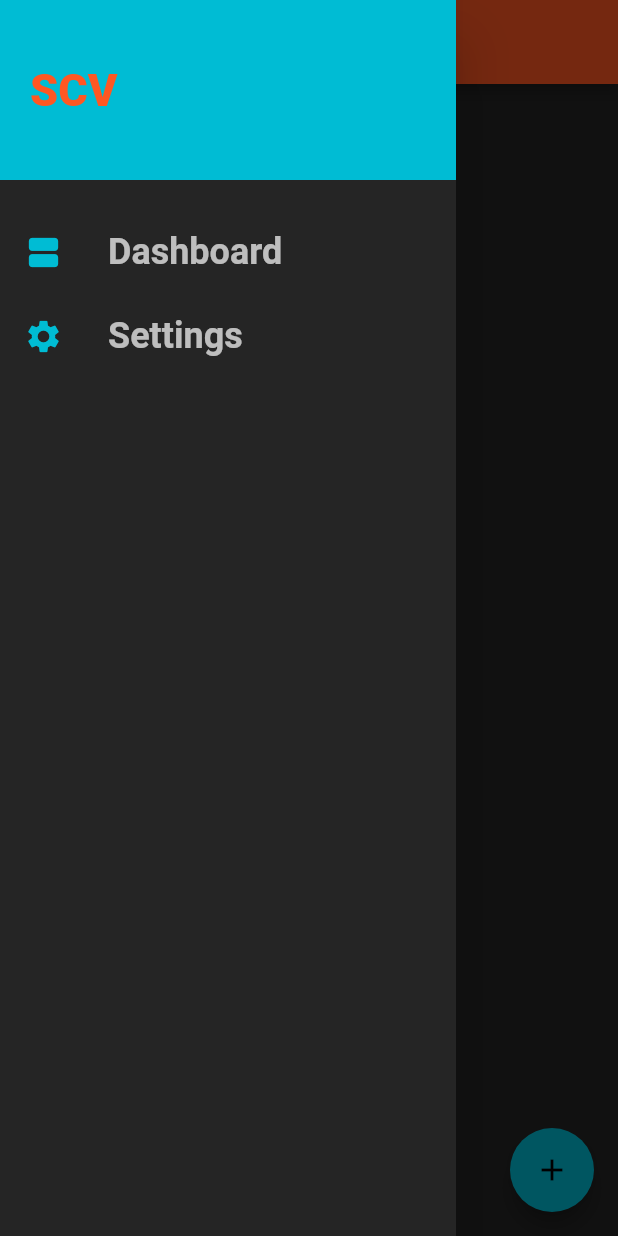
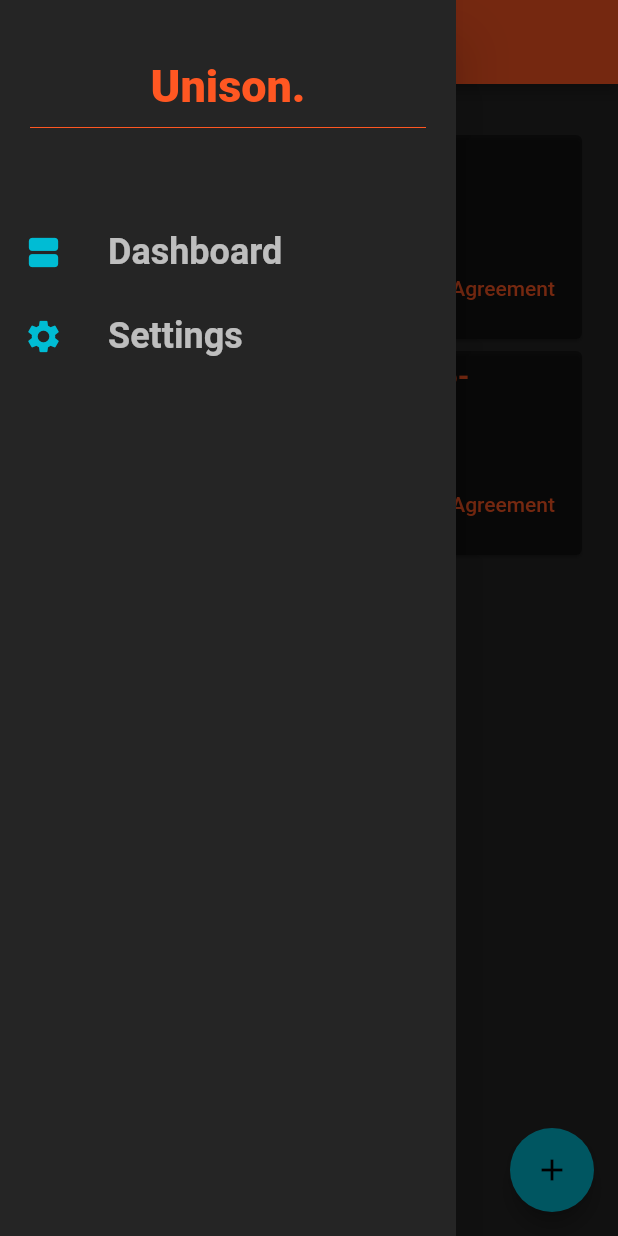
Before and after one commit to COS301-SE-2021/Smart-Contract-Verifier, a Flutter app: the screen it shows after launch, with the side drawer open, on a phone screen of 412 x 824 dp. Run offline on Flutter 3.47's test engine with Material 2 defaults, Android fonts, the phone set to English and light mode, and no system bars.

Commit message:
Added no agreements graphic Create Card item for agreements Added Agreement Card List to dashboard Modified contract model Added Dummy Data

```diff
--- a/frontend_scv/lib/main.dart
+++ b/frontend_scv/lib/main.dart
@@ -11,12 +11,43 @@ class MyApp extends StatefulWidget {
 }
 
 class _MyAppState extends State<MyApp> {
-  List<Contract> _contracts = [];
+  static List<Term> dummyTermsA = [
+    Term.name(
+        '1',
+        'term text',
+        'term description - '
+            'normally a bit longer than your average sentence to demonstrate what '
+            'this will be used for.',
+        TermStatus.Pending,
+        'partyA_ID')
+  ];
+  static List<Term> dummyTermsB = [
+    Term.name(
+        '1',
+        'term text',
+        'term description - '
+            'normally a bit longer than your average sentence to demonstrate what '
+            'this will be used for.',
+        TermStatus.Pending,
+        'partyA_ID')
+  ];
+  final agreementA = Contract.name(
+    'a967075d-d406-4cd6-b57f-8deb18940bf7',
+    dummyTermsA,
+    ContractStatus.Negotiation,
+  );
+  final agreementB = Contract.name(
+    'a9987079d-d416-d406-d509-8ubn18670b69',
+    dummyTermsB,
+    ContractStatus.Sealed,
+  );
 
   @override
   Widget build(BuildContext context) {
+    List<Contract> _contracts = [agreementA, agreementB];
+
     return MaterialApp(
-      title: 'Smart Contract Verifier',
+      title: 'Unison',
       theme: ThemeData(
         primarySwatch: Colors.deepOrange,
         accentColor: Colors.cyan,
@@ -38,16 +69,16 @@ class _MyAppState extends State<MyApp> {
         '/': (ctx) => DashboardScreen(_contracts),
         SettingsScreen.routeName: (ctx) => SettingsScreen(),
       },
-      onGenerateRoute: (settings) {
-        return MaterialPageRoute(
-          builder: (ctx) => DashboardScreen(_contracts),
-        );
-      },
-      onUnknownRoute: (settings) {
-        return MaterialPageRoute(
-          builder: (ctx) => DashboardScreen(_contracts),
-        );
-      },
+      // onGenerateRoute: (settings) {
+      //   return MaterialPageRoute(
+      //     builder: (ctx) => DashboardScreen(_contracts),
+      //   );
+      // },
+      // onUnknownRoute: (settings) {
+      //   return MaterialPageRoute(
+      //     builder: (ctx) => DashboardScreen(_contracts),
+      //   );
+      // },
     );
   }
 }
--- a/frontend_scv/lib/models/contract.dart
+++ b/frontend_scv/lib/models/contract.dart
@@ -1,7 +1,10 @@
 import 'package:flutter/foundation.dart';
 
 enum TermStatus { Accepted, Rejected, Pending }
-enum ContractStatus { Negotiation, Accepted, Resolution, Complete }
+enum ContractStatus {
+  Negotiation,
+  Sealed,
+}
 
 class Term {
   final String id;
@@ -16,8 +19,7 @@ class Term {
 class Contract {
   final String id;
   final List<Term> Terms;
-  final String contractTitle;
   final ContractStatus status;
 
-  Contract.name(this.id, this.Terms, this.contractTitle, this.status);
+  Contract.name(this.id, this.Terms, this.status);
 }
--- /dev/null
+++ b/frontend_scv/lib/widgets/contract_list.dart
@@ -0,0 +1,61 @@
+import 'package:flutter/foundation.dart';
+import 'package:flutter/material.dart';
+import 'package:frontend_scv/models/contract.dart';
+import 'package:frontend_scv/widgets/contract_list_item.dart';
+
+class ContractList extends StatelessWidget {
+  final List<Contract> contracts;
+
+  ContractList(this.contracts);
+
+  @override
+  Widget build(BuildContext context) {
+    return contracts.isEmpty
+        ? LayoutBuilder(builder: (ctx, constraints) {
+            return Column(
+              children: <Widget>[
+                SizedBox(
+                  height: 20,
+                ),
+                Container(
+                  height: constraints.maxHeight * 0.40,
+                  child: Image.asset(
+                    'assets/images/noContractsDino.png',
+                    fit: BoxFit.cover,
+                    color: Theme.of(context).shadowColor,
+                  ),
+                ),
+                Text(
+                  'You have no Agreements!',
+                  style: Theme.of(context).textTheme.body1,
+                ),
+              ],
+            );
+          })
+        : kIsWeb
+            ? Container(
+                padding: EdgeInsets.symmetric(vertical: 50, horizontal: 500),
+                child: buildContractItemsList(),
+              )
+            : Container(
+                margin: EdgeInsets.symmetric(
+                  vertical: 30,
+                  horizontal: 20,
+                ),
+                child: buildContractItemsList(),
+              );
+  }
+
+  ListView buildContractItemsList() {
+    return ListView(
+      children: contracts
+          .map((cont) => ContractListItem(
+                key: ValueKey(cont.id), //You pass your own identifier
+                // key: UniqueKey(),
+                contract: cont,
+                // deleteTx: deleteTx,
+              ))
+          .toList(),
+    );
+  }
+}
--- /dev/null
+++ b/frontend_scv/lib/widgets/contract_list_item.dart
@@ -0,0 +1,111 @@
+import 'package:flutter/foundation.dart';
+import 'package:flutter/material.dart';
+import 'package:frontend_scv/models/contract.dart';
+
+class ContractListItem extends StatefulWidget {
+  const ContractListItem({
+    required Key key,
+    required this.contract,
+    // required this.deleteTx,
+  }) : super(key: key); //set key in parent -
+
+  final Contract contract;
+
+  @override
+  _ContractListItemState createState() => _ContractListItemState();
+}
+
+class _ContractListItemState extends State<ContractListItem> {
+  @override
+  Widget build(BuildContext context) {
+    Widget getContractStatus(Contract cont) {
+      switch (cont.status) {
+        case ContractStatus.Negotiation:
+          return Row(
+            children: [
+              SizedBox(
+                height: 5,
+              ),
+              Icon(
+                Icons.dynamic_form,
+                color: Colors.teal,
+              ),
+              SizedBox(
+                width: 5,
+              ),
+              Text(
+                'Negotiation Phase',
+                style: TextStyle(color: Colors.teal),
+              ),
+            ],
+          );
+          break;
+        case ContractStatus.Sealed:
+          return Row(
+            children: [
+              SizedBox(
+                height: 5,
+              ),
+              Icon(
+                Icons.security,
+                color: Colors.green,
+              ),
+              SizedBox(
+                width: 5,
+              ),
+              Text(
+                'Sealed',
+                style: TextStyle(color: Colors.green),
+              ),
+            ],
+          );
+          break;
+
+        default:
+          return Text('Created');
+      }
+    }
+
+    return Card(
+      color: Colors.black38,
+      child: Column(
+        mainAxisSize: MainAxisSize.min,
+        children: <Widget>[
+          ListTile(
+            leading: Icon(
+              Icons.work,
+              color: Theme.of(context).accentColor,
+            ),
+            title: Text(
+              widget.contract.id,
+              style: TextStyle(
+                  color: Theme.of(context).primaryColor,
+                  fontSize: 20,
+                  fontWeight: FontWeight.bold),
+            ),
+            subtitle: getContractStatus(widget.contract),
+          ),
+          Row(
+            mainAxisAlignment: MainAxisAlignment.end,
+            children: <Widget>[
+              TextButton.icon(
+                icon: Icon(
+                  Icons.visibility,
+                  // color: Theme.of(context).accentColor,
+                ),
+                onPressed: () {/* ... */},
+                label: Text('View Agreement'),
+              ),
+              const SizedBox(
+                width: 10,
+              ),
+            ],
+          ),
+          const SizedBox(
+            height: 10,
+          ),
+        ],
+      ),
+    );
+  }
+}
--- a/frontend_scv/lib/widgets/main_drawer.dart
+++ b/frontend_scv/lib/widgets/main_drawer.dart
@@ -33,14 +33,25 @@ class MainDrawer extends StatelessWidget {
             width: double.infinity,
             padding: EdgeInsets.all(20),
             alignment: Alignment.centerLeft,
-            color: Theme.of(context).accentColor,
-            child: Text(
-              'SCV',
-              style: TextStyle(
-                fontWeight: FontWeight.w900,
-                fontSize: 30,
-                color: Theme.of(context).primaryColor,
-              ),
+            // color: Theme.of(context).accentColor,
+            child: Column(
+              children: [
+                SizedBox(
+                  height: 20,
+                ),
+                Text(
+                  'Unison.',
+                  style: TextStyle(
+                    fontWeight: FontWeight.w900,
+                    fontSize: 30,
+                    color: Theme.of(context).primaryColor,
+                  ),
+                ),
+                Divider(
+                  height: 20,
+                  color: Theme.of(context).primaryColor,
+                ),
+              ],
             ),
           ),
           SizedBox(
--- a/frontend_scv/pubspec.yaml
+++ b/frontend_scv/pubspec.yaml
@@ -45,8 +45,8 @@ flutter:
   uses-material-design: true
 
   # To add assets to your application, add an assets section, like this:
-  # assets:
-  #   - images/a_dot_burr.jpeg
+  assets:
+     - assets/images/noContractsDino.png
   #   - images/a_dot_ham.jpeg
 
   # An image asset can refer to one or more resolution-specific "variants", see
```
Also changed, not shown: frontend_scv/lib/screens/dashboard_screen.dart (+14 -20 lines), frontend_scv/lib/widgets/new_contract.dart (added, +106 -0 lines), frontend_scv/assets/images/noContractsDino.png (added).
